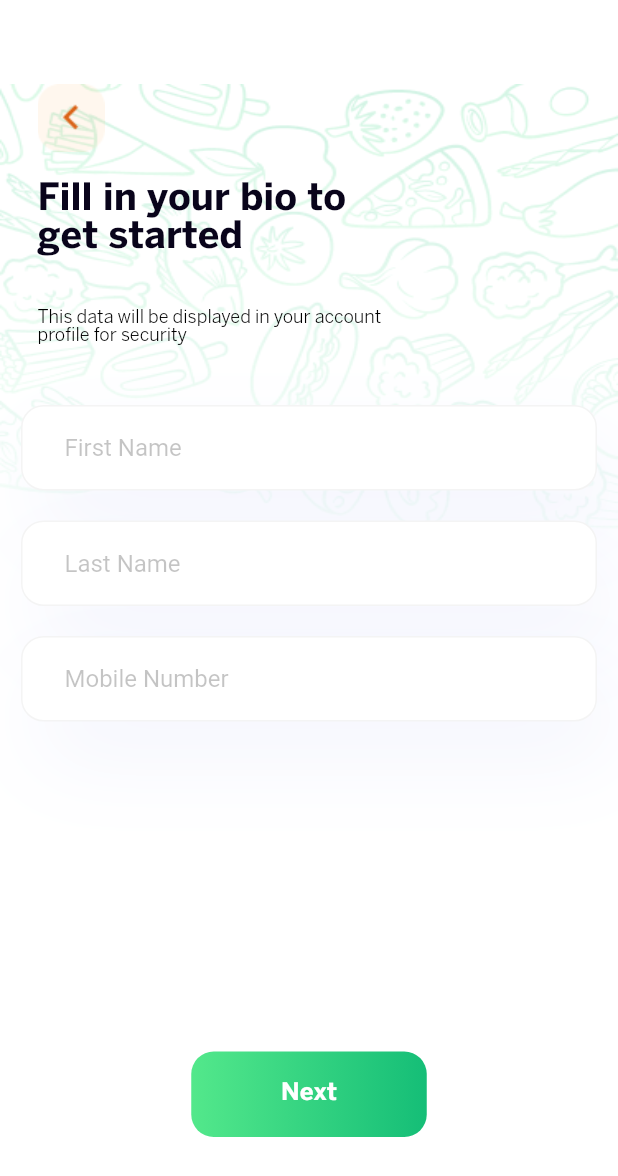
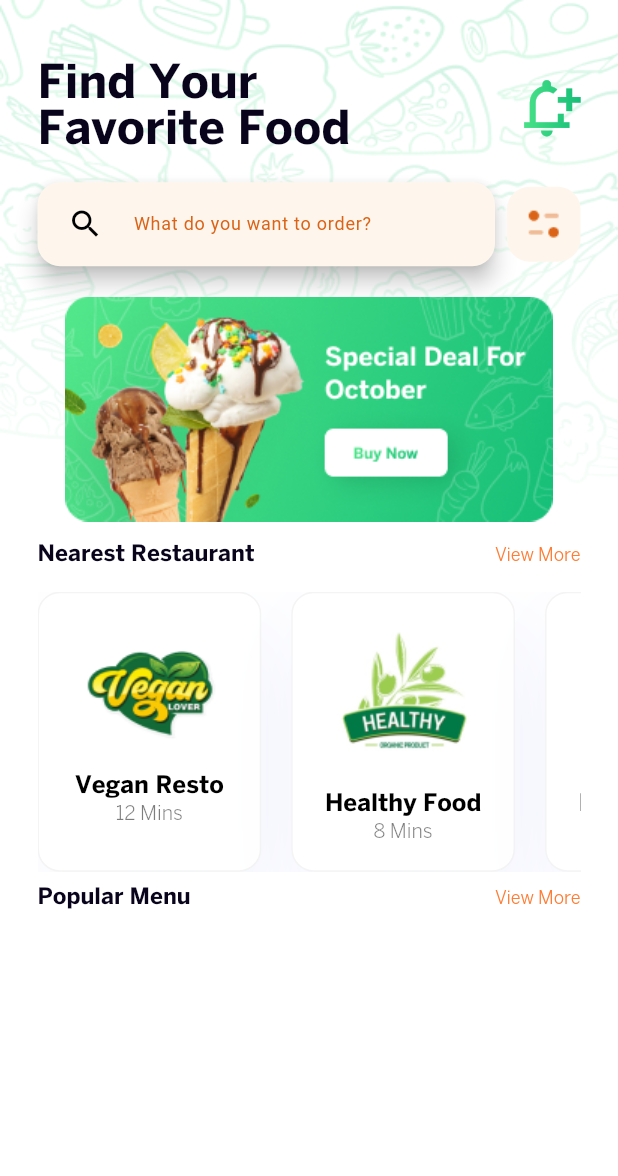
Before and after one commit to KingNarmar/food_delivery, a Flutter app: the screen it shows after launch, on a phone screen of 412 x 824 dp. Shown: the top 1176 px of the screen. Run offline on Flutter 3.47's test engine with Material 2 defaults, Android fonts, the phone set to English and light mode, and no system bars; our stand-ins replace image_picker.

Commit message:
home Screen till popular menu text

```diff
--- a/lib/componants/custom_container.dart
+++ b/lib/componants/custom_container.dart
@@ -5,14 +5,16 @@ class CustomContainer extends StatelessWidget {
       {super.key,
       required this.child,
       this.height = 57,
-      this.color = Colors.white});
+      this.color = Colors.white,
+      this.width});
   final Widget child;
   final double height;
   final Color? color;
+  final double? width;
   @override
   Widget build(BuildContext context) {
     return Container(
-        width: double.infinity,
+        width: width,
         height: height,
         decoration: ShapeDecoration(
           color: color,
--- /dev/null
+++ b/lib/componants/custom_filter_icon.dart
@@ -0,0 +1,24 @@
+import 'package:flutter/material.dart';
+
+import '../utl/assets.dart';
+
+class CustomFilterIcon extends StatelessWidget {
+  const CustomFilterIcon({
+    super.key,
+  });
+
+  @override
+  Widget build(BuildContext context) {
+    return Container(
+      width: 49,
+      height: 50,
+      decoration: ShapeDecoration(
+        color: const Color(0xFFFEF6ED),
+        shape: RoundedRectangleBorder(
+          borderRadius: BorderRadius.circular(15),
+        ),
+      ),
+      child: Image.asset(Assets.filterIcon),
+    );
+  }
+}
--- /dev/null
+++ b/lib/componants/custom_search_bar.dart
@@ -0,0 +1,42 @@
+import 'package:flutter/material.dart';
+
+class CustomSearchBar extends StatelessWidget {
+  const CustomSearchBar({
+    super.key,
+    required this.text,
+  });
+  final String text;
+  @override
+  Widget build(BuildContext context) {
+    return Expanded(
+      child: SearchBar(
+        hintText: text,
+        textStyle: const MaterialStatePropertyAll(
+          TextStyle(
+            color: Color(0xFFDA6317),
+            fontSize: 12,
+            fontFamily: 'Roboto',
+            fontWeight: FontWeight.w400,
+            letterSpacing: 0.50,
+          ),
+        ),
+        shape: MaterialStatePropertyAll(
+          RoundedRectangleBorder(
+            borderRadius: BorderRadius.circular(15),
+          ),
+        ),
+        padding: const MaterialStatePropertyAll(
+          EdgeInsets.only(
+            left: 20,
+          ),
+        ),
+        backgroundColor: const MaterialStatePropertyAll(
+          Color(0xFFFEF6ED),
+        ),
+        leading: const Icon(
+          Icons.search_outlined,
+        ),
+      ),
+    );
+  }
+}
--- /dev/null
+++ b/lib/componants/gradient_icon.dart
@@ -0,0 +1,29 @@
+import 'package:flutter/material.dart';
+
+class GradientIcon extends StatelessWidget {
+  final IconData icon;
+  final LinearGradient gradient;
+  final double size;
+
+  const GradientIcon({
+    super.key,
+    required this.icon,
+    required this.gradient,
+    this.size = 24.0,
+  });
+
+  @override
+  Widget build(BuildContext context) {
+    return ShaderMask(
+      shaderCallback: (Rect bounds) {
+        return gradient.createShader(bounds);
+      },
+      child: Icon(
+        icon,
+        size: size,
+        color: Colors
+            .white, // Set the color to white, as it will be replaced by the gradient
+      ),
+    );
+  }
+}
--- /dev/null
+++ b/lib/componants/header_of_list_view.dart
@@ -0,0 +1,38 @@
+import 'package:flutter/material.dart';
+
+class HeaderOfListView extends StatelessWidget {
+  const HeaderOfListView({
+    super.key,
+    required this.bigText,
+  });
+  final String bigText;
+
+  @override
+  Widget build(BuildContext context) {
+    return Row(
+      mainAxisAlignment: MainAxisAlignment.spaceBetween,
+      children: [
+        Text(
+          bigText,
+          style: const TextStyle(
+            color: Color(0xFF09041B),
+            fontSize: 15,
+            fontFamily: 'BentonSans Bold',
+            fontWeight: FontWeight.w400,
+            height: 0.09,
+          ),
+        ),
+        const Text(
+          'View More',
+          style: TextStyle(
+            color: Color(0xFFFF7B32),
+            fontSize: 12,
+            fontFamily: 'BentonSans Book',
+            fontWeight: FontWeight.w400,
+            height: 0.11,
+          ),
+        ),
+      ],
+    );
+  }
+}
--- /dev/null
+++ b/lib/componants/nearest_rest_item.dart
@@ -0,0 +1,54 @@
+import 'package:flutter/material.dart';
+import 'package:food_delivery/models/nearest_rest_model.dart';
+
+import 'custom_container.dart';
+
+class NearestRestItem extends StatelessWidget {
+  const NearestRestItem({
+    super.key,
+    required this.model,
+  });
+  final NearestRestModel model;
+  @override
+  Widget build(BuildContext context) {
+    return CustomContainer(
+      height: MediaQuery.sizeOf(context).height * 0.226600985,
+      width: MediaQuery.sizeOf(context).height * 0.181034483,
+      child: Column(
+        mainAxisAlignment: MainAxisAlignment.center,
+        children: [
+          Image.asset(
+            model.image,
+          ),
+          SizedBox(
+            height: MediaQuery.sizeOf(context).height * 0.020935961,
+          ),
+          Text(
+            model.title,
+            style: const TextStyle(
+              color: Colors.black,
+              fontSize: 16,
+              fontFamily: 'BentonSans Bold',
+              fontWeight: FontWeight.w400,
+            ),
+          ),
+          SizedBox(
+            height: MediaQuery.sizeOf(context).height * 0.004926108,
+          ),
+          Opacity(
+            opacity: 0.50,
+            child: Text(
+              model.subTitle,
+              style: const TextStyle(
+                color: Colors.black,
+                fontSize: 13,
+                fontFamily: 'BentonSans Book',
+                fontWeight: FontWeight.w400,
+              ),
+            ),
+          ),
+        ],
+      ),
+    );
+  }
+}
--- /dev/null
+++ b/lib/componants/nearest_restaurants_list_view.dart
@@ -0,0 +1,31 @@
+import 'package:flutter/material.dart';
+
+import '../models/nearest_rest_model.dart';
+import 'nearest_rest_item.dart';
+
+class NearestRestaurantsListView extends StatelessWidget {
+  const NearestRestaurantsListView({
+    super.key,
+  });
+
+  @override
+  Widget build(BuildContext context) {
+    return SizedBox(
+      height: MediaQuery.sizeOf(context).height * 0.226600985,
+      child: ListView.builder(
+        scrollDirection: Axis.horizontal,
+        itemCount: NearestRestModel.restaurants.length,
+        itemBuilder: (context, index) {
+          return Padding(
+            padding: const EdgeInsets.only(right: 20),
+            child: NearestRestItem(
+                model: NearestRestModel(
+                    image: NearestRestModel.restaurants[index].image,
+                    title: NearestRestModel.restaurants[index].title,
+                    subTitle: NearestRestModel.restaurants[index].subTitle)),
+          );
+        },
+      ),
+    );
+  }
+}
--- /dev/null
+++ b/lib/models/nearest_rest_model.dart
@@ -0,0 +1,23 @@
+import '../utl/assets.dart';
+
+class NearestRestModel {
+  final String image;
+  final String title;
+  final String subTitle;
+
+  NearestRestModel(
+      {required this.image, required this.title, required this.subTitle});
+
+  static List<NearestRestModel> restaurants = [
+    NearestRestModel(
+        image: Assets.veganResto, title: "Vegan Resto", subTitle: "12 Mins"),
+    NearestRestModel(
+        image: Assets.healthyFood, title: 'Healthy Food', subTitle: "8 Mins"),
+    NearestRestModel(
+        image: Assets.healthyFood, title: 'Healthy Food', subTitle: "8 Mins"),
+    NearestRestModel(
+        image: Assets.healthyFood, title: 'Healthy Food', subTitle: "8 Mins"),
+    NearestRestModel(
+        image: Assets.healthyFood, title: 'Healthy Food', subTitle: "8 Mins"),
+  ];
+}
--- a/lib/root/app_root.dart
+++ b/lib/root/app_root.dart
@@ -1,4 +1,5 @@
 import 'package:flutter/material.dart';
+import 'package:food_delivery/screens/home_screen/home_screen.dart';
 import 'package:food_delivery/screens/login_screen/login_screen.dart';
 import 'package:food_delivery/screens/onBoarding1/on_boarding1.dart';
 import 'package:food_delivery/screens/payment_method/payment_method_screen.dart';
@@ -36,9 +37,10 @@ class MyApp extends StatelessWidget {
         "viaMethod": (context) => const ViaMethodScreen(),
         "resetPassword": (context) => const ResetPasswordScreen(),
         "resetPasswordDone": (context) =>
-            const RestPasswordSuccessNotification()
+            const RestPasswordSuccessNotification(),
+        "home": (context) => const HomeScreen()
       },
-      initialRoute: "signUpProcess",
+      initialRoute: "home",
     );
   }
 }
--- /dev/null
+++ b/lib/screens/home_screen/home_screen.dart
@@ -0,0 +1,109 @@
+import 'package:flutter/material.dart';
+
+import 'package:food_delivery/componants/gradient_icon.dart';
+
+import 'package:food_delivery/utl/assets.dart';
+
+import '../../componants/custom_filter_icon.dart';
+import '../../componants/custom_search_bar.dart';
+import '../../componants/header_of_list_view.dart';
+import '../../componants/nearest_restaurants_list_view.dart';
+
+class HomeScreen extends StatelessWidget {
+  const HomeScreen({super.key});
+
+  @override
+  Widget build(BuildContext context) {
+    return SafeArea(
+      //starting background
+      child: Scaffold(
+        backgroundColor: Colors.white,
+        body: Stack(
+          children: [
+            Image.asset(
+              Assets.patternPic,
+              fit: BoxFit.fill,
+              height: double.infinity,
+              width: double.infinity,
+              //End background
+            ),
+            Padding(
+              padding: const EdgeInsets.symmetric(horizontal: 25),
+              child: Column(
+                children: [
+                  //heddin app bar
+                  SizedBox(
+                    height: MediaQuery.sizeOf(context).height * 0.05,
+                  ),
+                  Row(
+                    mainAxisAlignment: MainAxisAlignment.spaceBetween,
+                    children: [
+                      //first text
+                      SizedBox(
+                        width: MediaQuery.sizeOf(context).width * 0.62,
+                        child: const Text(
+                          'Find Your Favorite Food',
+                          style: TextStyle(
+                            color: Color(0xFF09041B),
+                            fontSize: 31,
+                            fontFamily: 'BentonSans Bold',
+                            fontWeight: FontWeight.w400,
+                          ),
+                        ),
+                      ),
+                      //first Icon
+                      const GradientIcon(
+                        icon: Icons.notification_add_outlined,
+                        gradient: LinearGradient(
+                          colors: [Color(0xff53E88B), Color(0xff15BE77)],
+                        ),
+                        size: 45,
+                      ),
+                    ],
+                  ),
+                  SizedBox(
+                    height: MediaQuery.sizeOf(context).height * 0.022167488,
+                  ),
+                  //search bar and filter icon
+                  const Row(
+                    mainAxisAlignment: MainAxisAlignment.spaceBetween,
+                    children: [
+                      CustomSearchBar(text: "What do you want to order?"),
+                      SizedBox(
+                        width: 8,
+                      ),
+                      CustomFilterIcon(),
+                    ],
+                  ),
+                  SizedBox(
+                    height: MediaQuery.sizeOf(context).height * 0.024630542,
+                  ),
+                  //promo Image
+                  Image.asset(
+                    Assets.promoImage,
+                  ),
+                  SizedBox(
+                    height: MediaQuery.sizeOf(context).height * 0.030788177,
+                  ),
+                  const HeaderOfListView(bigText: "Nearest Restaurant"),
+                  SizedBox(
+                    height: MediaQuery.sizeOf(context).height * 0.024630542,
+                  ),
+                  //nearest resto list view
+                  const NearestRestaurantsListView(),
+                  SizedBox(
+                    height: MediaQuery.sizeOf(context).height * 0.024630542,
+                  ),
+                  const HeaderOfListView(bigText: "Popular Menu"),
+                  SizedBox(
+                    height: MediaQuery.sizeOf(context).height * 0.024630542,
+                  ),
+                ],
+              ),
+            )
+          ],
+        ),
+      ),
+    );
+  }
+}
--- a/lib/utl/assets.dart
+++ b/lib/utl/assets.dart
@@ -25,6 +25,11 @@ abstract class Assets {
   static const String showPasswordActiveIcon =
       "assets/images/ShowPassword active icon.png";
   static const String eyeIcon = "assets/images/Eye Icon.png";
+  static const String notificationIcon = "assets/images/NotificationIcon.png";
+  static const String filterIcon = "assets/images/FilterIcon.png";
+  static const String promoImage = "assets/images/PromoAdvertising.png";
+  static const String veganResto = "assets/images/veganResto.png";
+  static const String healthyFood = "assets/images/healthyFood.png";
   static const String vigaFont = "Viga";
   static const String interFont = "Inter";
   static const String bentonSansBoldFont = "BentonSans Bold";
```
Also changed, not shown: assets/images/FilterIcon.png (added), assets/images/NotificationIcon.png (added), assets/images/PromoAdvertising.png (added), assets/images/healthyFood.png (added), assets/images/veganResto.png (added).
